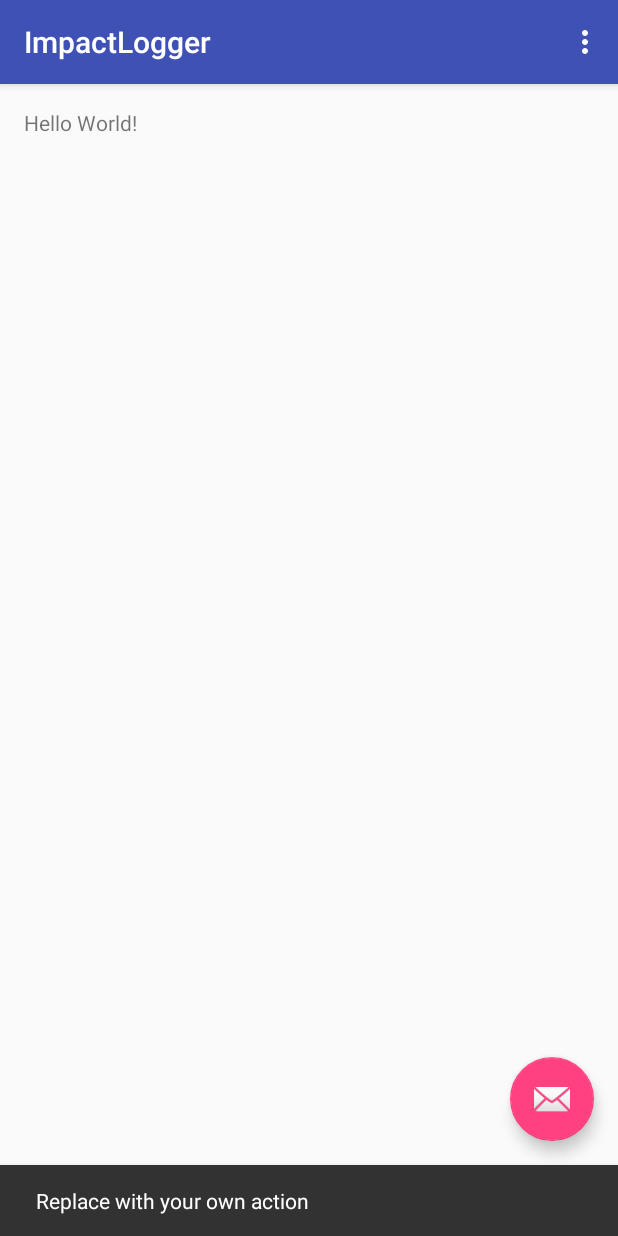
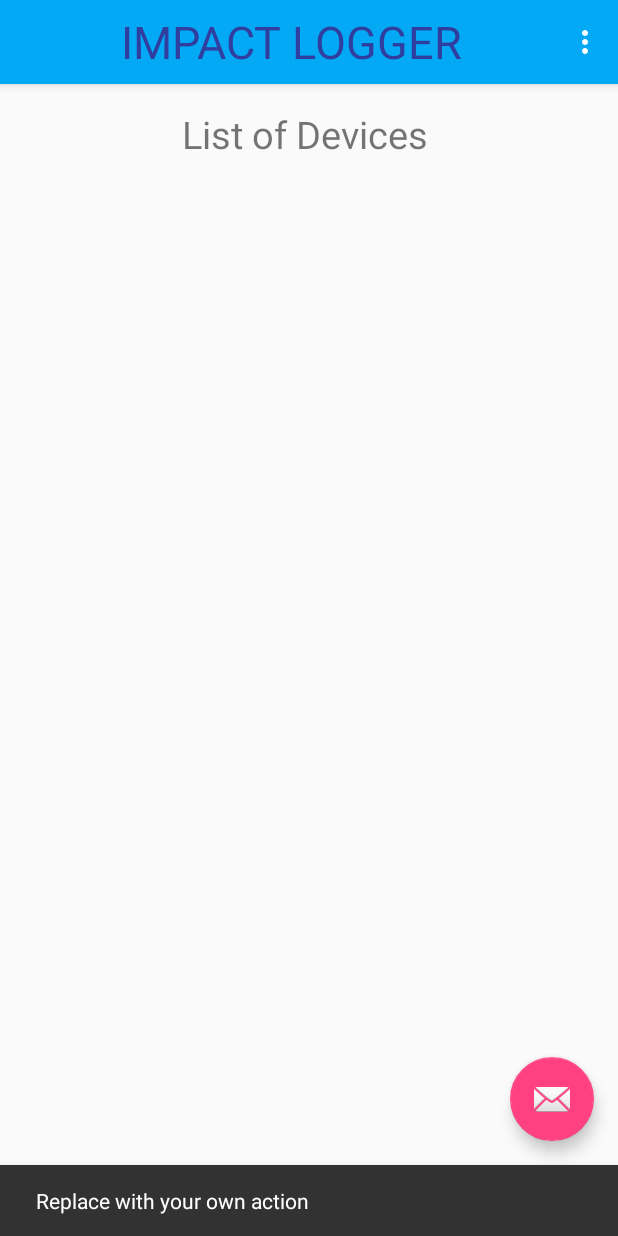
Before and after one commit to PrateeshGoswami/ImpactLogger, an Android app: the screen it shows after launch (MainActivity), after a tap on an icon or button, on a phone screen of 412 x 824 dp. Run offline under Robolectric (Android 15) with nearby library versions, the phone set to English and light mode, and no system bars.

Commit message:
Feat:Add List of devices

```diff
--- a/app/src/main/AndroidManifest.xml
+++ b/app/src/main/AndroidManifest.xml
@@ -1,17 +1,17 @@
 <?xml version="1.0" encoding="utf-8"?>
 <manifest xmlns:android="http://schemas.android.com/apk/res/android"
-    package="com.example.home.impactlogger">
+    package="com.example.home.impactlogger" >
 
     <application
         android:allowBackup="true"
         android:icon="@mipmap/ic_launcher"
         android:label="@string/app_name"
         android:supportsRtl="true"
-        android:theme="@style/AppTheme">
+        android:theme="@style/AppTheme" >
         <activity
             android:name=".MainActivity"
             android:label="@string/app_name"
-            android:theme="@style/AppTheme.NoActionBar">
+            android:theme="@style/AppTheme.NoActionBar" >
             <intent-filter>
                 <action android:name="android.intent.action.MAIN" />
 
--- a/app/src/main/java/com/example/home/impactlogger/MainActivity.java
+++ b/app/src/main/java/com/example/home/impactlogger/MainActivity.java
@@ -18,7 +18,7 @@ public class MainActivity extends AppCompatActivity {
         Toolbar toolbar = (Toolbar) findViewById(R.id.toolbar);
         setSupportActionBar(toolbar);
 
-        FloatingActionButton fab = (FloatingActionButton) findViewById(R.id.fab);
+       FloatingActionButton fab = (FloatingActionButton) findViewById(R.id.fab);
         fab.setOnClickListener(new View.OnClickListener() {
             @Override
             public void onClick(View view) {
--- a/app/src/main/java/com/example/home/impactlogger/MainActivityFragment.java
+++ b/app/src/main/java/com/example/home/impactlogger/MainActivityFragment.java
@@ -16,7 +16,7 @@ public class MainActivityFragment extends Fragment {
 
     @Override
     public View onCreateView(LayoutInflater inflater, ViewGroup container,
-                             Bundle savedInstanceState) {
+            Bundle savedInstanceState) {
         return inflater.inflate(R.layout.fragment_main, container, false);
     }
 }
--- a/app/src/main/res/layout/activity_main.xml
+++ b/app/src/main/res/layout/activity_main.xml
@@ -1,5 +1,6 @@
 <?xml version="1.0" encoding="utf-8"?>
-<android.support.design.widget.CoordinatorLayout xmlns:android="http://schemas.android.com/apk/res/android"
+<android.support.design.widget.CoordinatorLayout
+    xmlns:android="http://schemas.android.com/apk/res/android"
     xmlns:app="http://schemas.android.com/apk/res-auto"
     xmlns:tools="http://schemas.android.com/tools"
     android:layout_width="match_parent"
@@ -8,8 +9,8 @@
     tools:context="com.example.home.impactlogger.MainActivity">
 
     <android.support.design.widget.AppBarLayout
+        android:layout_height="wrap_content"
         android:layout_width="match_parent"
-        android:layout_height="wrap_content"
         android:theme="@style/AppTheme.AppBarOverlay">
 
         <android.support.v7.widget.Toolbar
@@ -17,11 +18,21 @@
             android:layout_width="match_parent"
             android:layout_height="?attr/actionBarSize"
             android:background="?attr/colorPrimary"
-            app:popupTheme="@style/AppTheme.PopupOverlay" />
+            app:popupTheme="@style/AppTheme.PopupOverlay"
+            >
+            <TextView
+                android:layout_width="match_parent"
+                android:layout_height="match_parent"
+                android:text="IMPACT LOGGER"
+                android:textSize="30sp"
+                android:textColor="@color/colorPrimaryDark"
+                android:gravity = "center"
+                android:id="@+id/toolbar_title" />
+            </android.support.v7.widget.Toolbar>
 
     </android.support.design.widget.AppBarLayout>
 
-    <include layout="@layout/content_main" />
+    <include layout="@layout/content_main"/>
 
     <android.support.design.widget.FloatingActionButton
         android:id="@+id/fab"
--- a/app/src/main/res/layout/content_main.xml
+++ b/app/src/main/res/layout/content_main.xml
@@ -1,6 +1,6 @@
 <fragment xmlns:android="http://schemas.android.com/apk/res/android"
+    xmlns:tools="http://schemas.android.com/tools"
     xmlns:app="http://schemas.android.com/apk/res-auto"
-    xmlns:tools="http://schemas.android.com/tools"
     android:id="@+id/fragment"
     android:name="com.example.home.impactlogger.MainActivityFragment"
     android:layout_width="match_parent"
--- a/app/src/main/res/layout/fragment_main.xml
+++ b/app/src/main/res/layout/fragment_main.xml
@@ -1,17 +1,25 @@
-<RelativeLayout xmlns:android="http://schemas.android.com/apk/res/android"
+<LinearLayout xmlns:android="http://schemas.android.com/apk/res/android"
     xmlns:tools="http://schemas.android.com/tools"
     android:layout_width="match_parent"
     android:layout_height="match_parent"
-    android:paddingBottom="@dimen/activity_vertical_margin"
     android:paddingLeft="@dimen/activity_horizontal_margin"
     android:paddingRight="@dimen/activity_horizontal_margin"
     android:paddingTop="@dimen/activity_vertical_margin"
-    tools:context="com.example.home.impactlogger.MainActivityFragment"
-    tools:showIn="@layout/activity_main">
+    android:paddingBottom="@dimen/activity_vertical_margin"
+    android:orientation="vertical"
 
-    <TextView
-        android:layout_width="wrap_content"
-        android:layout_height="wrap_content"
-        android:text="Hello World!" />
+    tools:showIn="@layout/activity_main"
+    tools:context="com.example.home.impactlogger.MainActivityFragment">
+<TextView
+    android:layout_width="match_parent"
+    android:layout_height="wrap_content"
+    android:text="List of Devices "
+    android:gravity="center"
+    android:textSize="25sp"/>
+    <ListView
+        android:layout_width="match_parent"
+        android:layout_height="wrap_content">
 
-</RelativeLayout>
+    </ListView>
+
+</LinearLayout>
--- /dev/null
+++ b/app/src/main/res/layout/list_item_device.xml
@@ -0,0 +1,9 @@
+<?xml version="1.0" encoding="utf-8"?>
+<TextView xmlns:android="http://schemas.android.com/apk/res/android"
+    android:layout_width="match_parent"
+    android:layout_height="wrap_content"
+    android:minHeight="?android:attr/listPreferredItemHeight"
+    android:gravity="center_vertical"
+    android:id="@+id/list_item_device_textview">
+
+</TextView>
--- a/app/src/main/res/menu/menu_main.xml
+++ b/app/src/main/res/menu/menu_main.xml
@@ -1,10 +1,9 @@
 <menu xmlns:android="http://schemas.android.com/apk/res/android"
     xmlns:app="http://schemas.android.com/apk/res-auto"
     xmlns:tools="http://schemas.android.com/tools"
-    tools:context="com.example.home.impactlogger.MainActivity">
-    <item
-        android:id="@+id/action_settings"
+    tools:context="com.example.home.impactlogger.MainActivity" >
+    <item android:id="@+id/action_settings"
+        android:title="@string/action_settings"
         android:orderInCategory="100"
-        android:title="@string/action_settings"
         app:showAsAction="never" />
 </menu>
--- a/app/src/main/res/values-v21/styles.xml
+++ b/app/src/main/res/values-v21/styles.xml
@@ -1,5 +1,4 @@
 <resources>
-
             <style name="AppTheme.NoActionBar">
             <item name="windowActionBar">false</item>
             <item name="windowNoTitle">true</item>
--- a/app/src/main/res/values/colors.xml
+++ b/app/src/main/res/values/colors.xml
@@ -3,4 +3,11 @@
     <color name="colorPrimary">#3F51B5</color>
     <color name="colorPrimaryDark">#303F9F</color>
     <color name="colorAccent">#FF4081</color>
+    <!-- using the "Light Blue" Material Palette -->
+    <color name="primary">#03A9F4</color>  <!-- 500 -->
+    <color name="primary_dark">#0288D1</color>  <!-- 700 -->
+    <color name="primary_light">#B3E5FC</color> <!-- 100 -->
+    <color name="accent">#FFD740</color>
+    <color name="primary_text">#212121</color>
+    <color name="secondary_text">#727272</color>
 </resources>
--- a/app/src/main/res/values/styles.xml
+++ b/app/src/main/res/values/styles.xml
@@ -3,18 +3,15 @@
     <!-- Base application theme. -->
     <style name="AppTheme" parent="Theme.AppCompat.Light.DarkActionBar">
         <!-- Customize your theme here. -->
-        <item name="colorPrimary">@color/colorPrimary</item>
-        <item name="colorPrimaryDark">@color/colorPrimaryDark</item>
+        <item name="colorPrimary">@color/primary</item>
+        <item name="colorPrimaryDark">@color/primary_dark</item>
         <item name="colorAccent">@color/colorAccent</item>
     </style>
-
     <style name="AppTheme.NoActionBar">
         <item name="windowActionBar">false</item>
         <item name="windowNoTitle">true</item>
     </style>
-
     <style name="AppTheme.AppBarOverlay" parent="ThemeOverlay.AppCompat.Dark.ActionBar" />
-
     <style name="AppTheme.PopupOverlay" parent="ThemeOverlay.AppCompat.Light" />
 
 </resources>
```
Lines whose indentation alone changed are shown as unchanged.
